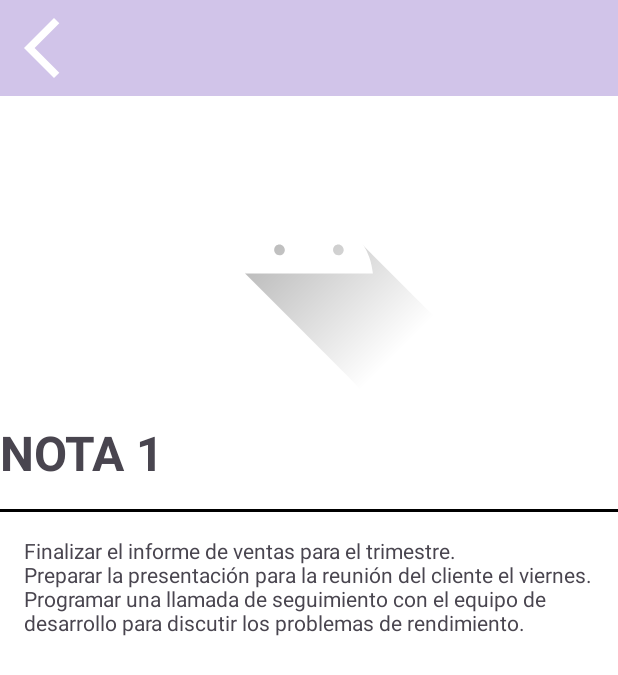
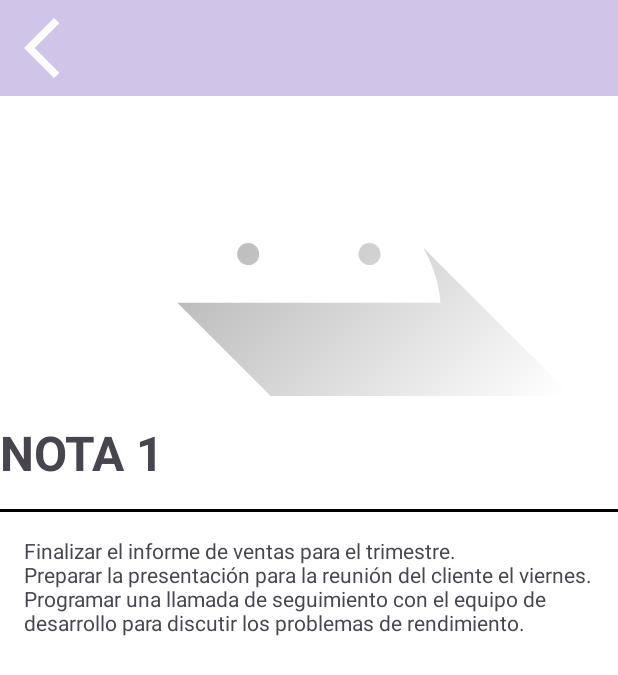
Before and after one commit to ElQuenta/TDone2, an Android app: the screen it shows after launch (NoteDetailActivity), after a tap on "nota 1", on a phone screen of 412 x 824 dp. Shown: the top 675 px of the screen. Run offline under Robolectric (Android 15) with nearby library versions, the phone set to English and light mode, and no system bars; our stand-ins replace Firebase (no records; nobody signed in at launch, a user with empty details on screens opened directly), navigation-ui.

Commit message:
antes de la base de datos

```diff
--- a/app/src/main/AndroidManifest.xml
+++ b/app/src/main/AndroidManifest.xml
@@ -1,6 +1,7 @@
 <?xml version="1.0" encoding="utf-8"?>
 <manifest xmlns:android="http://schemas.android.com/apk/res/android"
     xmlns:tools="http://schemas.android.com/tools">
+    <uses-permission android:name="android.permission.INTERNET" />
 
     <application
         android:allowBackup="true"
--- a/app/src/main/java/ubp/com/tdone/model/Exmaple.kt
+++ b/app/src/main/java/ubp/com/tdone/model/Exmaple.kt
@@ -12,6 +12,7 @@ public val noteListExample: List<Note>
     get() = listOf(
         Note(
             id = "nota1",
+            userID = "userExample",
             title = "nota 1",
             body = "Finalizar el informe de ventas para el trimestre.\n" +
                     "Preparar la presentación para la reunión del cliente el viernes.\n" +
@@ -23,6 +24,7 @@ public val noteListExample: List<Note>
         ),
         Note(
             id = "nota2",
+            userID = "userExample",
             title = "nota 2",
             body = "Finalizar el informe de ventas para el trimestre.\n" +
                     "Preparar la presentación para la reunión del cliente el viernes.\n" +
@@ -36,6 +38,7 @@ public val noteListExample: List<Note>
         ),
         Note(
             id = "nota3",
+            userID = "userExample",
             title = "nota 3",
             body = "Durante la sesión de lluvia de ideas, se propusieron varias ideas creativas para mejorar la experiencia del usuario en nuestra aplicación móvil. Algunos de los conceptos incluyen la implementación de un nuevo sistema de navegación y la introducción de características de gamificación para aumentar la participación del usuario.",
             createdAt = Timestamp.now(),
@@ -48,6 +51,7 @@ public val noteListExample: List<Note>
         ),
         Note(
             id = "nota4",
+            userID = "userExample",
             title = "nota 4",
             body = "Discutimos los requisitos del proyecto y confirmamos los plazos.\n" +
                     "Se acordaron las próximas etapas y se asignaron responsabilidades.\n" +
@@ -59,6 +63,7 @@ public val noteListExample: List<Note>
         ),
         Note(
             id = "nota5",
+            userID = "userExample",
             title = "nota 5",
             body = "Durante la revisión de rendimiento trimestral, se identificaron áreas de mejora para el equipo de ventas, como la necesidad de mejorar la tasa de conversión y la calidad de las interacciones con los clientes. Se acordó proporcionar capacitación adicional y establecer metas claras para el próximo trimestre.",
             createdAt = Timestamp.now(),
@@ -71,6 +76,7 @@ public val noteListExample: List<Note>
         ),
         Note(
             id = "nota6",
+            userID = "userExample",
             title = "nota 6",
             body = "Resumen de la llamada con el cliente:\n" +
                     "\n" +
@@ -87,6 +93,7 @@ public val noteListExample: List<Note>
         ),
         Note(
             id = "nota7",
+            userID = "userExample",
             title = "nota 7",
             body = "Acciones a seguir:\n" +
                     "\n" +
@@ -103,6 +110,7 @@ public val noteListExample: List<Note>
         ),
         Note(
             id = "nota8",
+            userID = "userExample",
             title = "nota 8",
             body = "El cliente expresó su satisfacción con la implementación de las nuevas características en la aplicación y sugirió algunas mejoras adicionales, como la integración con plataformas de redes sociales y la optimización del rendimiento. Se comprometió a seguir proporcionando comentarios para ayudar a mejorar aún más el producto.",
             createdAt = Timestamp.now(),
@@ -120,6 +128,7 @@ public val taskListExample: List<Task>
     get() = listOf(
         Task(
             id = "tarea_1",
+            userID = "userExample",
             title = "Tarea nro1",
             description = "esta es una tarea de prueba",
             endDate = GregorianCalendar(2023, 2, 22).time,
@@ -129,6 +138,7 @@ public val taskListExample: List<Task>
         ),
         Task(
             id = "tarea_2",
+            userID = "userExample",
             title = "Tarea nro2",
             description = "esta es una tarea de prueba",
             endDate = GregorianCalendar(2023, 2, 22).time,
@@ -141,6 +151,7 @@ public val taskListExample: List<Task>
         ),
         Task(
             id = "tarea_3",
+            userID = "userExample",
             title = "Tarea nro3",
             description = "esta es una tarea de prueba",
             endDate = GregorianCalendar(2023, 2, 22).time,
@@ -152,6 +163,7 @@ public val taskListExample: List<Task>
         ),
         Task(
             id = "tarea_4",
+            userID = "userExample",
             title = "Tarea nro4",
             description = "esta es una tarea de prueba",
             endDate = GregorianCalendar(2023, 2, 22).time,
@@ -162,6 +174,7 @@ public val taskListExample: List<Task>
         ),
         Task(
             id = "tarea_5",
+            userID = "userExample",
             title = "Tarea nro5",
             description = "esta es una tarea de prueba",
             endDate = GregorianCalendar(2023, 2, 22).time,
@@ -172,12 +185,14 @@ public val taskListExample: List<Task>
         ),
         Task(
             id = "tarea_6",
+            userID = "userExample",
             title = "Tarea nro6",
             description = "esta es una tarea de prueba",
             endDate = GregorianCalendar(2023, 2, 22).time,
         ),
         Task(
             id = "tarea_7",
+            userID = "userExample",
             title = "Tarea nro7",
             description = "esta es una tarea de prueba",
             endDate = GregorianCalendar(2023, 2, 22).time,
@@ -192,10 +207,10 @@ public val taskListExample: List<Task>
         )
 
 val tagListExample: List<Tag> = listOf(
-    Tag(id="tag1",name = "Importante", color = R.color.color_tag_1),
-    Tag(id="tag2",name = "Urgente", color = R.color.color_tag_2),
-    Tag(id="tag3",name = "Meh", color = R.color.color_tag_3),
-    Tag(id="tag4",name = "Trivial", color = R.color.color_tag_4),
+    Tag(id = "tag1", name = "Importante", color = R.color.color_tag_1, userID = "userExample"),
+    Tag(id = "tag2", name = "Urgente", color = R.color.color_tag_2, userID = "userExample"),
+    Tag(id = "tag3", name = "Meh", color = R.color.color_tag_3, userID = "userExample"),
+    Tag(id = "tag4", name = "Trivial", color = R.color.color_tag_4, userID = "userExample"),
 )
 
 private val coverListExample: List<Cover> = listOf(
--- a/app/src/main/java/ubp/com/tdone/model/dataclases/Note.kt
+++ b/app/src/main/java/ubp/com/tdone/model/dataclases/Note.kt
@@ -7,6 +7,7 @@ import com.google.firebase.firestore.ServerTimestamp
 data class Note(
     @DocumentId
     val id: String,
+    val userID : String,
     val title: String,
     val body: String? = null,
     val tags: List<Tag> = emptyList(),
--- a/app/src/main/java/ubp/com/tdone/model/dataclases/Tag.kt
+++ b/app/src/main/java/ubp/com/tdone/model/dataclases/Tag.kt
@@ -5,6 +5,7 @@ import com.google.firebase.firestore.DocumentId
 data class Tag(
     @DocumentId
     val id: String,
+    val userID : String,
     val name: String,
     val color: Int
 )
--- a/app/src/main/java/ubp/com/tdone/model/dataclases/Task.kt
+++ b/app/src/main/java/ubp/com/tdone/model/dataclases/Task.kt
@@ -8,6 +8,7 @@ import java.util.Date
 data class Task(
     @DocumentId
     val id: String,
+    val userID : String,
     val title: String,
     val description: String? = null,
     val finished: Boolean = false,
--- a/app/src/main/java/ubp/com/tdone/views/fragments/creationItemFragments/SelectTagsFragment.kt
+++ b/app/src/main/java/ubp/com/tdone/views/fragments/creationItemFragments/SelectTagsFragment.kt
@@ -25,7 +25,7 @@ class SelectTagsFragment : Fragment() {
 
 
     private var tagList: MutableList<Tag> =
-        mutableListOf(Tag(id = NEW_TAG_ID, name = "Crear Tag", color = R.color.black))
+        mutableListOf(Tag(id = NEW_TAG_ID, name = "Crear Tag", color = R.color.black,userID = "userExample"))
     private var currentTags: MutableList<Tag> = mutableListOf()
     override fun onViewCreated(view: View, savedInstanceState: Bundle?) {
         super.onViewCreated(view, savedInstanceState)
--- a/app/src/main/res/layout/activity_note_detail.xml
+++ b/app/src/main/res/layout/activity_note_detail.xml
@@ -31,7 +31,8 @@
                 android:id="@+id/iv_frontNote"
                 android:layout_width="match_parent"
                 android:layout_height="200dp"
-                android:visibility="gone"/>
+                android:visibility="gone"
+                android:scaleType="centerCrop"/>
 
             <TextView
                 android:id="@+id/tv_note_tittle"
```
Also changed, not shown: app/src/main/java/ubp/com/tdone/model/DBConection.kt (+90 -0 lines).
